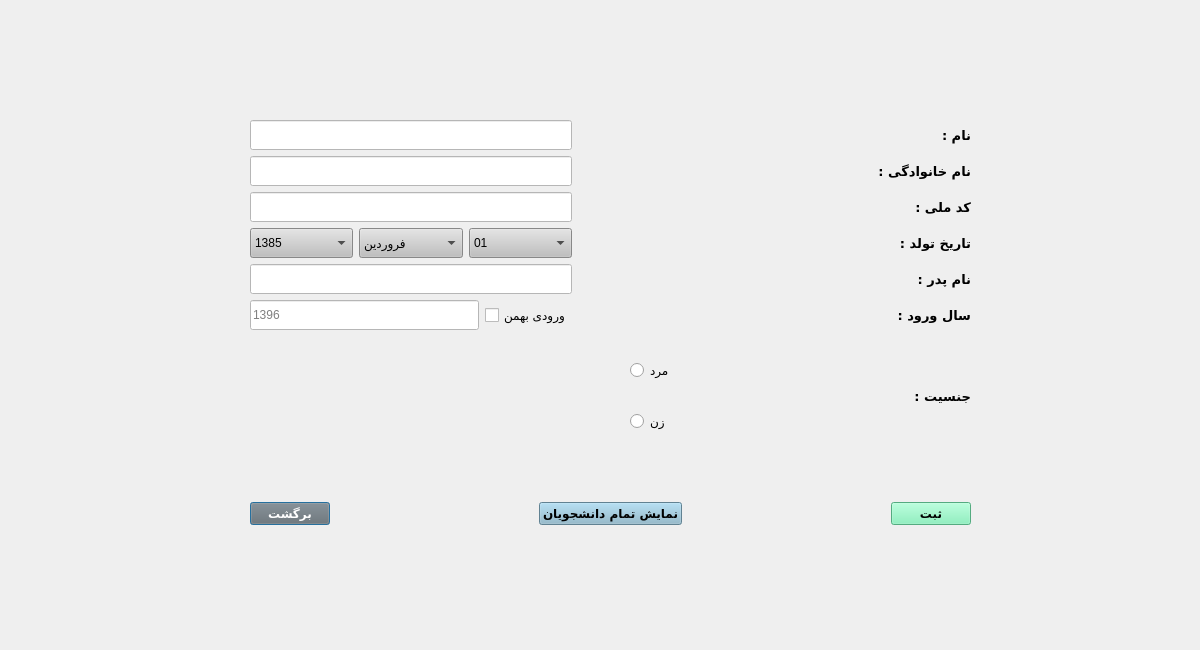
Old version of the form addstudentdialog.ui in the repository AliRn76/Student-Portal.
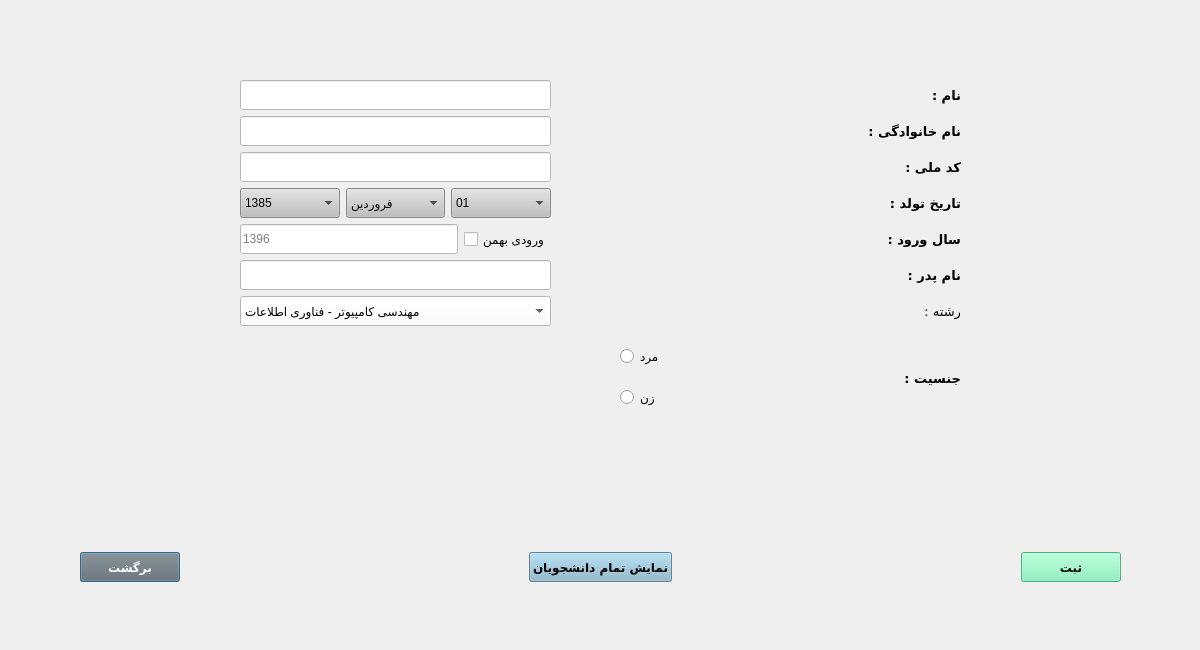
New version of the form.

What changed in the file:
```diff
--- a/addstudentdialog.ui
+++ b/addstudentdialog.ui
@@ -13,17 +13,141 @@
   <property name="windowTitle">
    <string>ثبت دانشجو</string>
   </property>
-  <widget class="QWidget" name="layoutWidget">
+  <widget class="QWidget" name="">
    <property name="geometry">
     <rect>
-     <x>250</x>
-     <y>120</y>
+     <x>80</x>
+     <y>550</y>
+     <width>1041</width>
+     <height>35</height>
+    </rect>
+   </property>
+   <layout class="QHBoxLayout" name="horizontalLayout_4">
+    <item>
+     <widget class="QPushButton" name="pushButton_back">
+      <property name="minimumSize">
+       <size>
+        <width>100</width>
+        <height>30</height>
+       </size>
+      </property>
+      <property name="font">
+       <font>
+        <family>B Nazanin</family>
+        <pointsize>9</pointsize>
+        <weight>75</weight>
+        <bold>true</bold>
+       </font>
+      </property>
+      <property name="cursor">
+       <cursorShape>PointingHandCursor</cursorShape>
+      </property>
+      <property name="styleSheet">
+       <string notr="true">background-color : rgb(111, 111, 111);
+color: white;</string>
+      </property>
+      <property name="text">
+       <string>برگشت</string>
+      </property>
+     </widget>
+    </item>
+    <item>
+     <spacer name="horizontalSpacer_6">
+      <property name="orientation">
+       <enum>Qt::Horizontal</enum>
+      </property>
+      <property name="sizeHint" stdset="0">
+       <size>
+        <width>40</width>
+        <height>20</height>
+       </size>
+      </property>
+     </spacer>
+    </item>
+    <item>
+     <widget class="QPushButton" name="pushButton_showAllStu">
+      <property name="minimumSize">
+       <size>
+        <width>100</width>
+        <height>30</height>
+       </size>
+      </property>
+      <property name="font">
+       <font>
+        <family>B Nazanin</family>
+        <pointsize>9</pointsize>
+        <weight>75</weight>
+        <bold>true</bold>
+       </font>
+      </property>
+      <property name="cursor">
+       <cursorShape>PointingHandCursor</cursorShape>
+      </property>
+      <property name="styleSheet">
+       <string notr="true">background-color:rgb(136, 182, 204)</string>
+      </property>
+      <property name="text">
+       <string>نمایش تمام دانشجویان</string>
+      </property>
+     </widget>
+    </item>
+    <item>
+     <spacer name="horizontalSpacer_7">
+      <property name="orientation">
+       <enum>Qt::Horizontal</enum>
+      </property>
+      <property name="sizeHint" stdset="0">
+       <size>
+        <width>40</width>
+        <height>20</height>
+       </size>
+      </property>
+     </spacer>
+    </item>
+    <item>
+     <widget class="QPushButton" name="pushButton_add">
+      <property name="minimumSize">
+       <size>
+        <width>100</width>
+        <height>30</height>
+       </size>
+      </property>
+      <property name="font">
+       <font>
+        <family>B Nazanin</family>
+        <pointsize>9</pointsize>
+        <weight>75</weight>
+        <bold>true</bold>
+       </font>
+      </property>
+      <property name="cursor">
+       <cursorShape>PointingHandCursor</cursorShape>
+      </property>
+      <property name="styleSheet">
+       <string notr="true">background-color:rgb(118, 240, 179)</string>
+      </property>
+      <property name="text">
+       <string>ثبت</string>
+      </property>
+     </widget>
+    </item>
+   </layout>
+  </widget>
+  <widget class="QWidget" name="">
+   <property name="geometry">
+    <rect>
+     <x>240</x>
+     <y>80</y>
      <width>721</width>
-     <height>405</height>
+     <height>344</height>
     </rect>
    </property>
-   <layout class="QVBoxLayout" name="verticalLayout_6">
-    <item>
+   <property name="minimumSize">
+    <size>
+     <width>0</width>
+     <height>0</height>
+    </size>
+   </property>
      <layout class="QVBoxLayout" name="verticalLayout_5">
       <item>
        <layout class="QHBoxLayout" name="horizontalLayout_5">
@@ -545,19 +669,6 @@
             </item>
            </layout>
           </item>
-          <item>
-           <widget class="QLineEdit" name="lineEdit_fathersName">
-            <property name="minimumSize">
-             <size>
-              <width>0</width>
-              <height>30</height>
-             </size>
-            </property>
-            <property name="styleSheet">
-             <string notr="true">background-color: white;</string>
-            </property>
-           </widget>
-          </item>
           <item>
            <layout class="QHBoxLayout" name="horizontalLayout_2">
             <item>
@@ -602,6 +713,101 @@
             </item>
            </layout>
           </item>
+        <item>
+         <widget class="QLineEdit" name="lineEdit_fathersName">
+          <property name="minimumSize">
+           <size>
+            <width>0</width>
+            <height>30</height>
+           </size>
+          </property>
+          <property name="styleSheet">
+           <string notr="true">background-color: white;</string>
+          </property>
+         </widget>
+        </item>
+        <item>
+         <widget class="QComboBox" name="comboBox_field">
+          <property name="minimumSize">
+           <size>
+            <width>100</width>
+            <height>30</height>
+           </size>
+          </property>
+          <property name="font">
+           <font>
+            <pointsize>9</pointsize>
+           </font>
+          </property>
+          <property name="styleSheet">
+           <string notr="true">background-color: white</string>
+          </property>
+          <property name="currentText">
+           <string>مهندسی کامپیوتر - فناوری اطلاعات</string>
+          </property>
+          <property name="currentIndex">
+           <number>0</number>
+          </property>
+          <property name="maxVisibleItems">
+           <number>20</number>
+          </property>
+          <item>
+           <property name="text">
+            <string>مهندسی کامپیوتر - فناوری اطلاعات</string>
+           </property>
+          </item>
+          <item>
+           <property name="text">
+            <string>مهندسی کامپیوتر - نرم افزار</string>
+           </property>
+          </item>
+          <item>
+           <property name="text">
+            <string>مهندسی عمران</string>
+           </property>
+          </item>
+          <item>
+           <property name="text">
+            <string>مهندسی صنایع</string>
+           </property>
+          </item>
+          <item>
+           <property name="text">
+            <string>مهندسی مکانیک</string>
+           </property>
+          </item>
+          <item>
+           <property name="text">
+            <string>مهندسی معماری</string>
+           </property>
+          </item>
+          <item>
+           <property name="text">
+            <string>مهندسی پزشکی</string>
+           </property>
+          </item>
+          <item>
+           <property name="text">
+            <string>مهندسی شیمی</string>
+           </property>
+          </item>
+          <item>
+           <property name="text">
+            <string>مهندسی مخابرات</string>
+           </property>
+          </item>
+          <item>
+           <property name="text">
+            <string>مهندسی مواد</string>
+           </property>
+          </item>
+          <item>
+           <property name="text">
+            <string>مهندسی هوافضا</string>
+           </property>
+          </item>
+         </widget>
+        </item>
          </layout>
         </item>
         <item>
@@ -702,6 +908,19 @@
             </property>
            </spacer>
           </item>
+        <item>
+         <spacer name="horizontalSpacer_13">
+          <property name="orientation">
+           <enum>Qt::Horizontal</enum>
+          </property>
+          <property name="sizeHint" stdset="0">
+           <size>
+            <width>40</width>
+            <height>20</height>
+           </size>
+          </property>
+         </spacer>
+        </item>
          </layout>
         </item>
         <item>
@@ -766,21 +985,6 @@
             </property>
            </widget>
           </item>
-          <item>
-           <widget class="QLabel" name="label_3">
-            <property name="font">
-             <font>
-              <family>B Koodak</family>
-              <pointsize>10</pointsize>
-              <weight>75</weight>
-              <bold>true</bold>
-             </font>
-            </property>
-            <property name="text">
-             <string>نام پدر :</string>
-            </property>
-           </widget>
-          </item>
           <item>
            <widget class="QLabel" name="label_6">
             <property name="font">
@@ -796,6 +1000,34 @@
             </property>
            </widget>
           </item>
+        <item>
+         <widget class="QLabel" name="label_3">
+          <property name="font">
+           <font>
+            <family>B Koodak</family>
+            <pointsize>10</pointsize>
+            <weight>75</weight>
+            <bold>true</bold>
+           </font>
+          </property>
+          <property name="text">
+           <string>نام پدر :</string>
+          </property>
+         </widget>
+        </item>
+        <item>
+         <widget class="QLabel" name="label_8">
+          <property name="font">
+           <font>
+            <family>B Koodak</family>
+            <pointsize>10</pointsize>
+           </font>
+          </property>
+          <property name="text">
+           <string>رشته :</string>
+          </property>
+         </widget>
+        </item>
          </layout>
         </item>
        </layout>
@@ -872,6 +1104,12 @@
         </item>
         <item>
          <widget class="QLabel" name="label_5">
+        <property name="minimumSize">
+         <size>
+          <width>0</width>
+          <height>0</height>
+         </size>
+        </property>
           <property name="font">
            <font>
             <family>B Koodak</family>
@@ -882,128 +1120,6 @@
           </property>
           <property name="text">
            <string>جنسیت :</string>
-          </property>
-         </widget>
-        </item>
-       </layout>
-      </item>
-     </layout>
-    </item>
-    <item>
-     <spacer name="horizontalSpacer_12">
-      <property name="orientation">
-       <enum>Qt::Horizontal</enum>
-      </property>
-      <property name="sizeHint" stdset="0">
-       <size>
-        <width>40</width>
-        <height>20</height>
-       </size>
-      </property>
-     </spacer>
-    </item>
-    <item>
-     <spacer name="horizontalSpacer_10">
-      <property name="orientation">
-       <enum>Qt::Horizontal</enum>
-      </property>
-      <property name="sizeHint" stdset="0">
-       <size>
-        <width>555</width>
-        <height>20</height>
-       </size>
-      </property>
-     </spacer>
-    </item>
-    <item>
-     <layout class="QHBoxLayout" name="horizontalLayout_4">
-      <item>
-       <widget class="QPushButton" name="pushButton_back">
-        <property name="font">
-         <font>
-          <family>B Nazanin</family>
-          <pointsize>9</pointsize>
-          <weight>75</weight>
-          <bold>true</bold>
-         </font>
-        </property>
-        <property name="cursor">
-         <cursorShape>PointingHandCursor</cursorShape>
-        </property>
-        <property name="styleSheet">
-         <string notr="true">background-color : rgb(111, 111, 111);
-color: white;</string>
-        </property>
-        <property name="text">
-         <string>برگشت</string>
-        </property>
-       </widget>
-      </item>
-      <item>
-       <spacer name="horizontalSpacer_6">
-        <property name="orientation">
-         <enum>Qt::Horizontal</enum>
-        </property>
-        <property name="sizeHint" stdset="0">
-         <size>
-          <width>40</width>
-          <height>20</height>
-         </size>
-        </property>
-       </spacer>
-      </item>
-      <item>
-       <widget class="QPushButton" name="pushButton_showAllStu">
-        <property name="font">
-         <font>
-          <family>B Nazanin</family>
-          <pointsize>9</pointsize>
-          <weight>75</weight>
-          <bold>true</bold>
-         </font>
-        </property>
-        <property name="cursor">
-         <cursorShape>PointingHandCursor</cursorShape>
-        </property>
-        <property name="styleSheet">
-         <string notr="true">background-color:rgb(136, 182, 204)</string>
-        </property>
-        <property name="text">
-         <string>نمایش تمام دانشجویان</string>
-        </property>
-       </widget>
-      </item>
-      <item>
-       <spacer name="horizontalSpacer_7">
-        <property name="orientation">
-         <enum>Qt::Horizontal</enum>
-        </property>
-        <property name="sizeHint" stdset="0">
-         <size>
-          <width>40</width>
-          <height>20</height>
-         </size>
-        </property>
-       </spacer>
-      </item>
-      <item>
-       <widget class="QPushButton" name="pushButton_add">
-        <property name="font">
-         <font>
-          <family>B Nazanin</family>
-          <pointsize>9</pointsize>
-          <weight>75</weight>
-          <bold>true</bold>
-         </font>
-        </property>
-        <property name="cursor">
-         <cursorShape>PointingHandCursor</cursorShape>
-        </property>
-        <property name="styleSheet">
-         <string notr="true">background-color:rgb(118, 240, 179)</string>
-        </property>
-        <property name="text">
-         <string>ثبت</string>
         </property>
        </widget>
       </item>
```
Lines whose indentation alone changed are shown as unchanged.
